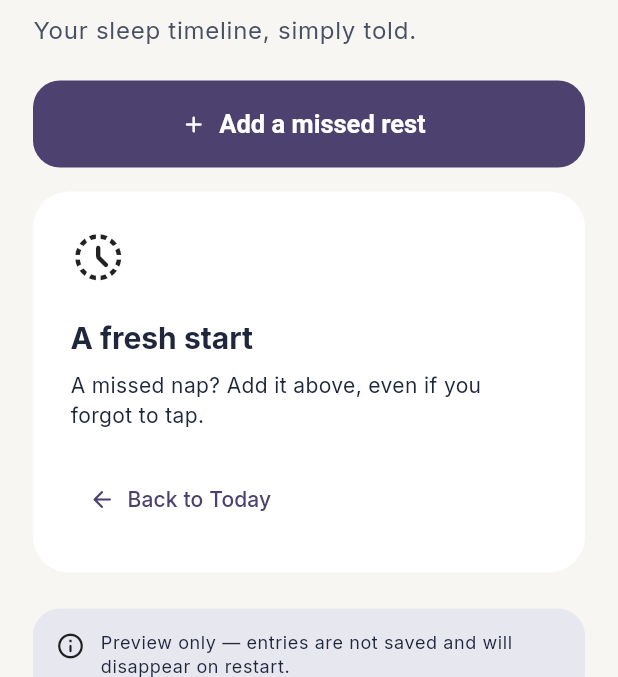
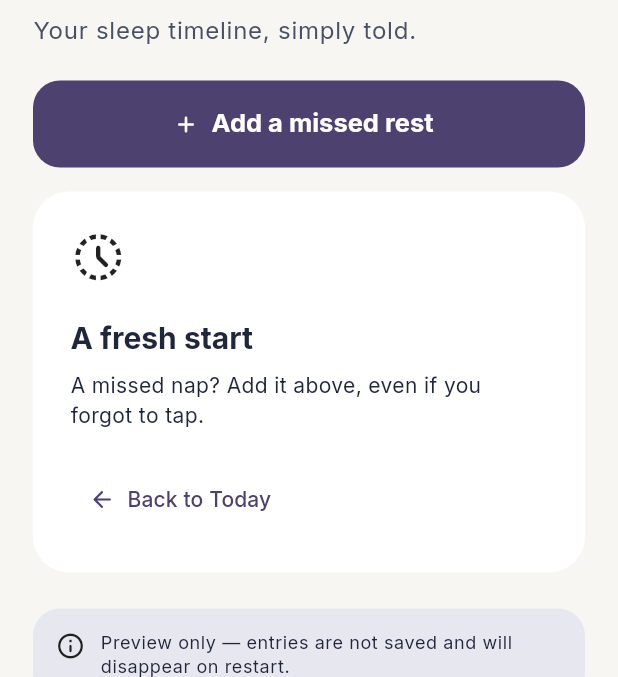
Before and after one commit to analienx/baby-sleep-tracker, a Flutter app: the screen it shows after launch, item 2 of the bottom bar chosen, on a phone screen of 412 x 824 dp, the part 191-868 px from its top. Run offline on Flutter 3.47's test engine with Material 3 defaults, Android fonts, the phone set to English and light mode, and no system bars; our stand-ins replace cloud_firestore, cloud_functions, firebase_auth, firebase_core, flutter_riverpod, go_router and 3 more; missing offline and left inert: firebase_app_check; accounts and stored records are empty.

Commit message:
fix(ui): use Inter on primary CTA on themed Android devices

```diff
--- a/lib/app/theme.dart
+++ b/lib/app/theme.dart
@@ -117,7 +117,12 @@ abstract final class SleepTheme {
           shape: RoundedRectangleBorder(
             borderRadius: BorderRadius.circular(18),
           ),
-          textStyle: const TextStyle(fontSize: 17, fontWeight: FontWeight.w700),
+          // Button styles do not inherit ThemeData.fontFamily on all OEMs.
+          textStyle: const TextStyle(
+            fontFamily: 'Inter',
+            fontSize: 17,
+            fontWeight: FontWeight.w700,
+          ),
         ),
       ),
     );
```
